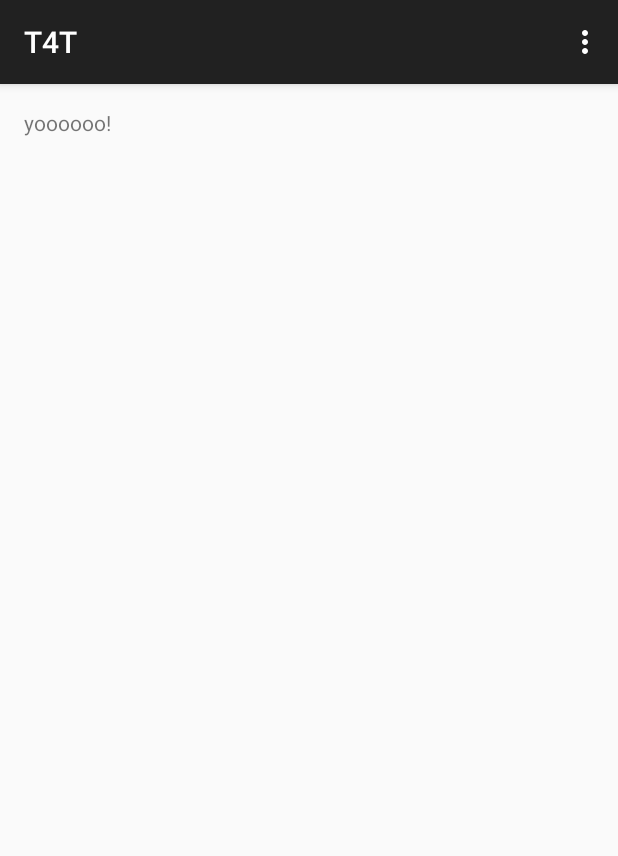
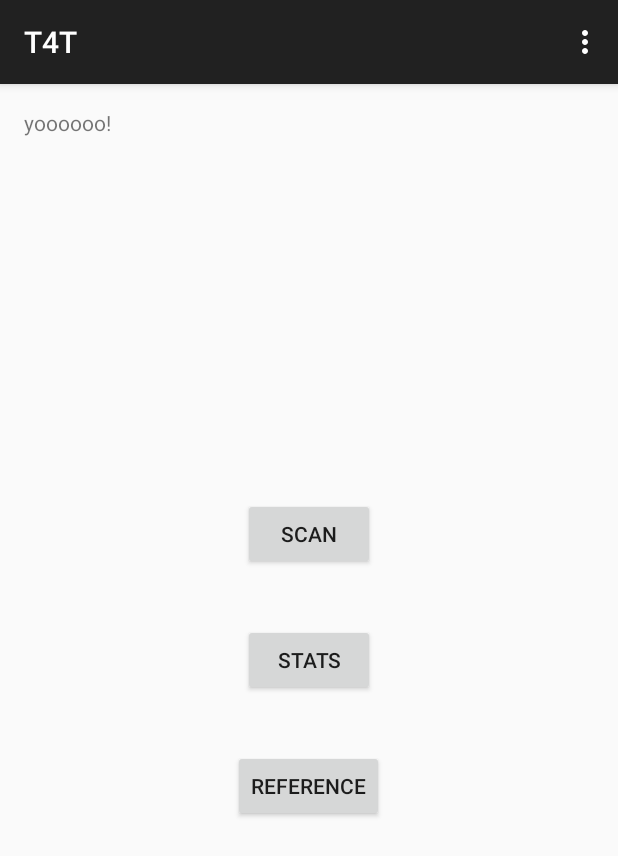
Before and after one commit to RecyclopsTeam/Recyclops, an Android app: the screen it shows after launch (StartActivity), on a phone screen of 412 x 824 dp. Shown: the top 856 px of the screen. Run offline under Robolectric (Android 15) with nearby library versions, the light colour scheme and no system bars.

Commit message:
Created StartActivity with buttons that point to ReferenceActivity (for now, they will soon point to the correct activities). Removed gradle.xml from github, it should no longer be tracked. Created ScanActivity, which will be used to display UPC information after the external scanner has determined the product's UPC.

```diff
--- a/T4T/app/src/main/java/com/example/djdonahu/t4t/StartActivity.java
+++ b/T4T/app/src/main/java/com/example/djdonahu/t4t/StartActivity.java
@@ -1,18 +1,24 @@
 package com.example.djdonahu.t4t;
 
+import android.content.Intent;
+import android.os.Bundle;
+import android.support.v4.app.Fragment;
 import android.support.v7.app.ActionBarActivity;
-import android.support.v7.app.ActionBar;
-import android.support.v4.app.Fragment;
-import android.os.Bundle;
+import android.util.Log;
 import android.view.LayoutInflater;
 import android.view.Menu;
 import android.view.MenuItem;
 import android.view.View;
 import android.view.ViewGroup;
-import android.os.Build;
+import android.widget.Button;
 
 
 public class StartActivity extends ActionBarActivity {
+
+    // initialize View variables (TextViews, ListViews, Buttons, etc)
+    private Button scanButton;
+    private Button statsButton;
+    private Button refButton;
 
     @Override
     protected void onCreate(Bundle savedInstanceState) {
@@ -23,6 +29,57 @@ public class StartActivity extends ActionBarActivity {
                     .add(R.id.container, new PlaceholderFragment())
                     .commit();
         }
+
+        // Put all code below this stuff^^^
+
+
+    }
+
+    @Override
+    protected void onResume() {
+        super.onResume();
+
+        //point our View variables to the id that they correspond to
+        scanButton = (Button) findViewById(R.id.scan_button);
+        statsButton = (Button) findViewById(R.id.stats_button);
+        refButton = (Button) findViewById(R.id.ref_button);
+
+        if(scanButton == null)
+        {
+            Log.d("NPE_Alert", "scanButton is null");
+        }
+
+
+        //define the behaviors for when each button is clicked.
+        scanButton.setOnClickListener(new View.OnClickListener() {
+
+            @Override
+            public void onClick(View v)
+            {
+                Intent intent = new Intent(StartActivity.this, ReferenceActivity.class);
+                startActivity(intent);
+            }
+        });
+
+        statsButton.setOnClickListener(new View.OnClickListener() {
+
+            @Override
+            public void onClick(View v)
+            {
+                Intent intent = new Intent(StartActivity.this, ReferenceActivity.class);
+                startActivity(intent);
+            }
+        });
+
+        refButton.setOnClickListener(new View.OnClickListener() {
+
+            @Override
+            public void onClick(View v)
+            {
+                Intent intent = new Intent(StartActivity.this, ReferenceActivity.class);
+                startActivity(intent);
+            }
+        });
     }
 
 
--- /dev/null
+++ b/T4T/app/src/main/res/layout/activity_scan.xml
@@ -0,0 +1,4 @@
+<FrameLayout xmlns:android="http://schemas.android.com/apk/res/android"
+    xmlns:tools="http://schemas.android.com/tools" android:id="@+id/container"
+    android:layout_width="match_parent" android:layout_height="match_parent"
+    tools:context="com.example.djdonahu.t4t.ScanActivity" tools:ignore="MergeRootFrame" />
--- a/T4T/app/src/main/res/layout/fragment_start.xml
+++ b/T4T/app/src/main/res/layout/fragment_start.xml
@@ -6,8 +6,37 @@
     android:paddingBottom="@dimen/activity_vertical_margin"
     tools:context=".StartActivity$PlaceholderFragment">
 
-    <TextView android:text="@string/hello_world" android:layout_width="wrap_content"
+    <TextView
+        android:text="@string/hello_world"
+        android:layout_width="wrap_content"
         android:layout_height="wrap_content"
         android:id="@+id/textView" />
 
+    <Button
+        android:layout_width="wrap_content"
+        android:layout_height="wrap_content"
+        android:text="Scan"
+        android:id="@+id/scan_button"
+        android:layout_above="@+id/stats_button"
+        android:layout_centerHorizontal="true"
+        android:layout_marginBottom="36dp" />
+
+    <Button
+        android:layout_width="wrap_content"
+        android:layout_height="wrap_content"
+        android:text="Stats"
+        android:id="@+id/stats_button"
+        android:layout_centerVertical="true"
+        android:layout_centerHorizontal="true" />
+
+    <Button
+        android:layout_width="wrap_content"
+        android:layout_height="wrap_content"
+        android:text="Reference"
+        android:id="@+id/ref_button"
+        android:layout_below="@+id/stats_button"
+        android:layout_centerHorizontal="true"
+        android:layout_marginTop="36dp" />
+
+
 </RelativeLayout>
--- a/T4T/app/src/main/res/values/strings.xml
+++ b/T4T/app/src/main/res/values/strings.xml
@@ -5,5 +5,6 @@
     <string name="hello_world">yoooooo!</string>
     <string name="action_settings">Settings</string>
     <string name="title_activity_reference">This is dumb</string>
+    <string name="title_activity_scan">ScanActivity</string>
 
 </resources>
```
Also changed, not shown: T4T/app/src/main/AndroidManifest.xml (+10 -4 lines), T4T/app/src/main/java/com/example/djdonahu/t4t/ScanActivity.java (added, +66 -0 lines), T4T/app/src/main/res/layout/fragment_scan.xml (added, +12 -0 lines), T4T/app/src/main/res/menu/menu_scan.xml (added, +7 -0 lines), 1 other file.
